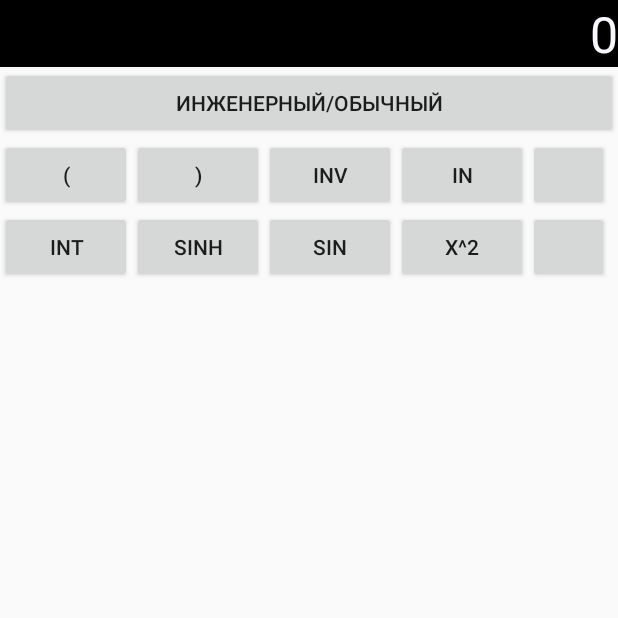
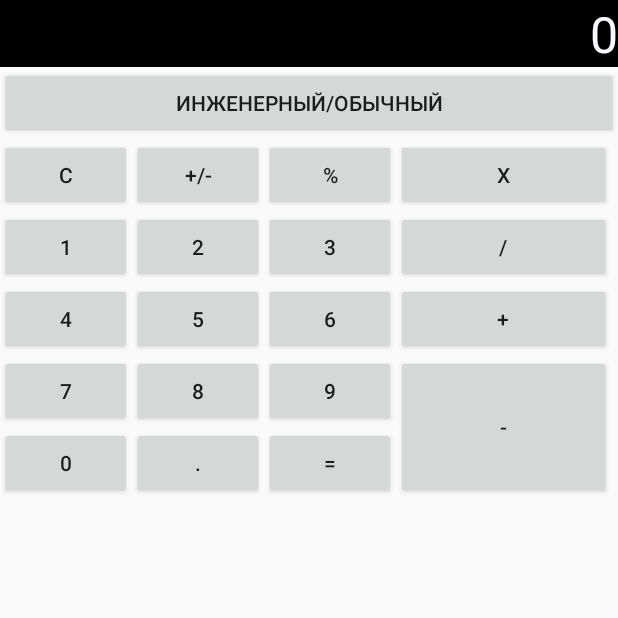
Before and after one commit to avshapovalov/3.2.2.Engineeringcalculator, an Android app: the screen it shows after launch (MainActivity), on a phone screen of 412 x 824 dp, the top half of it. Run offline under Robolectric (Android 15) with nearby library versions, the phone set to English and light mode, and no system bars.

Commit message:
Добавлена возможность смены положения экрана

```diff
--- a/app/src/main/java/com/example/engineeringcalculator/MainActivity.java
+++ b/app/src/main/java/com/example/engineeringcalculator/MainActivity.java
@@ -1,6 +1,7 @@
 package com.example.engineeringcalculator;
 
 import android.app.Activity;
+import android.content.res.Configuration;
 import android.os.Bundle;
 import android.view.View;
 import android.view.View.OnClickListener;
@@ -15,11 +16,11 @@ public class MainActivity extends Activity implements OnClickListener {
     Button btSix, btSeven, btEight, btNine, btZero;
     Button btPlus, btMinus, btMulti, btDiv, btEqual, btClear, btPercent,btChangeSign;
     TextView tvResult;
-
     Button changeCalkType;
     FrameLayout simplCalk, engeneeringCalk;
     int operand1, operand2, flagAction;
     double result;
+
 
     @Override
     protected void onCreate(Bundle savedInstanceState) {
@@ -28,8 +29,11 @@ public class MainActivity extends Activity implements OnClickListener {
         simplCalk = (FrameLayout) findViewById(R.id.framesimplecalk);
         engeneeringCalk = (FrameLayout) findViewById(R.id.frameengeneeringcalk);
 
-        simplCalk.setVisibility(View.GONE);
-        engeneeringCalk.setVisibility(View.VISIBLE);
+        if(getResources().getConfiguration().orientation == Configuration.ORIENTATION_PORTRAIT) {
+            simplCalk.setVisibility(View.VISIBLE);
+            engeneeringCalk.setVisibility(View.GONE);
+        }
+
         changeCalkType = (Button) findViewById(R.id.btn_changecalk);
 
         btOne = (Button) findViewById(R.id.btn_1);
@@ -199,4 +203,5 @@ public class MainActivity extends Activity implements OnClickListener {
             tvResult.setText(Integer.toString(operand2));
         }
     }
+
 }
```
